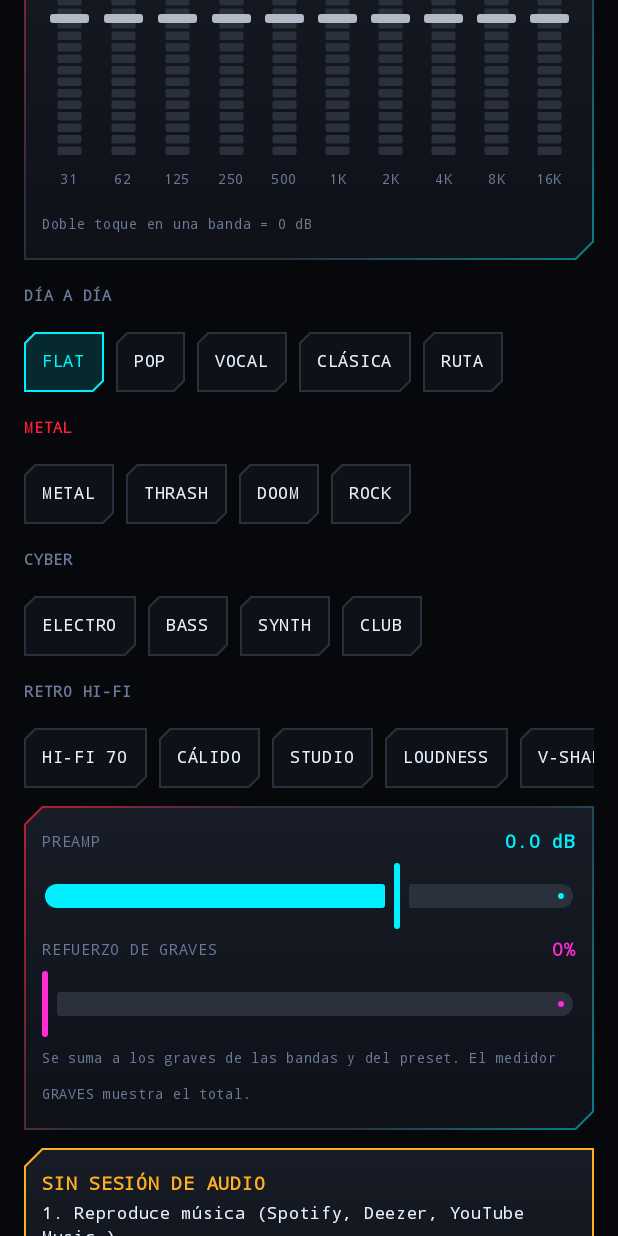
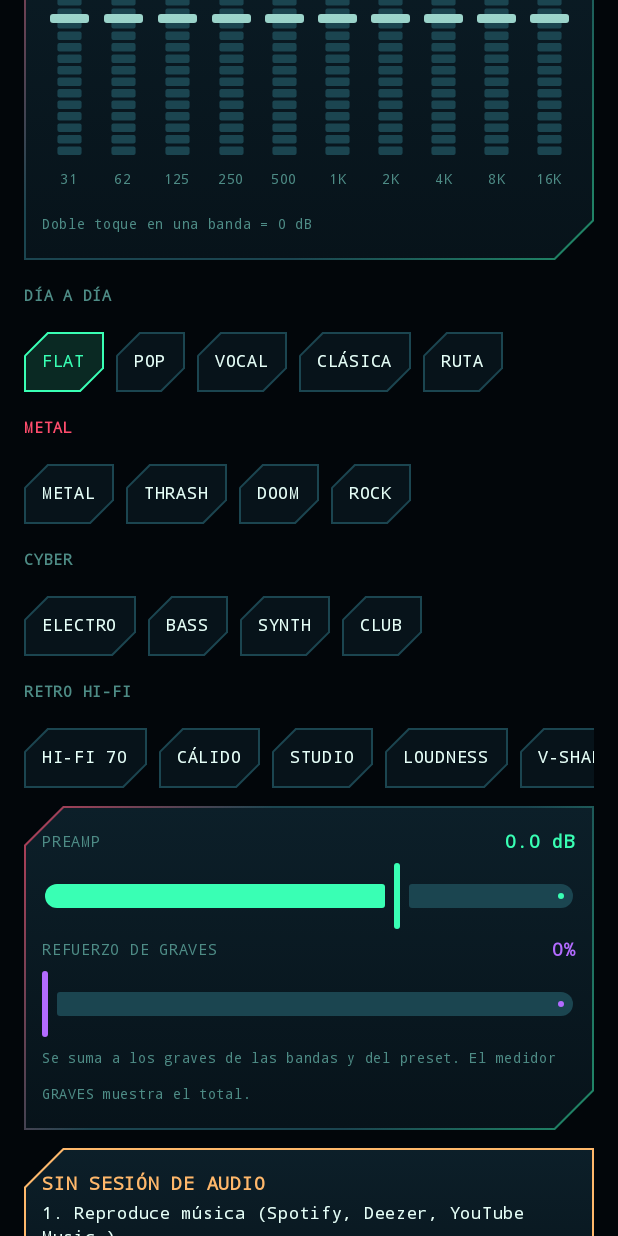
Before and after one commit to rodrigoavilesl-rgb/Nexuseq, an Android app built with Jetpack Compose: the screen it shows after launch (MainActivity), on a phone screen of 412 x 824 dp. Run offline under Robolectric (Android 15) with nearby library versions, the phone set to English and light mode, and no system bars.

Commit message:
NEXUS.EQ fusion: aspecto XENO alienígena por defecto
- Nuevo skin XENO (grupo ALIEN): fondo abisal, plasma verde y violeta,
  esquinas cortadas profundas. Es el aspecto por defecto para instalaciones
  nuevas y para configuraciones guardadas sin skin.
- Tests de skins actualizados (14 skins, grupo ALIEN, DEFAULT = XENO).

Co-Authored-By: Claude Haiku 5.5 <noreply@anthropic.com>
Claude-Session: https://claude.ai/code/session_01E7LDfYfGCfGJ4uVMXe9JtN

```diff
--- a/NexusEQ/app/src/main/java/cl/nexus/eq/EqModel.kt
+++ b/NexusEQ/app/src/main/java/cl/nexus/eq/EqModel.kt
@@ -258,7 +258,7 @@ data class AppState(
     val enabled: Boolean = true,
     val globalMode: Boolean = false,
     val testerMode: Boolean = false,   // MARAKES TESTER MODE: muestra diagnóstico y reporte
-    val skinId: String = "METAL",      // aspecto de la app (ver ui/Theme.kt)
+    val skinId: String = "XENO",       // aspecto de la app (ver ui/Theme.kt)
     val accent1: Int = 0,              // color de acento principal (ARGB); 0 = el de la skin
     val accent2: Int = 0,              // color de acento secundario (ARGB); 0 = el de la skin
     val corners: Int = 0,              // 0 = según skin, 1 = cortadas, 2 = redondeadas
@@ -322,7 +322,7 @@ object EqRepository {
                     enabled = o.optBoolean("enabled", true),
                     globalMode = o.optBoolean("globalMode", false),
                     testerMode = o.optBoolean("tester", false),
-                    skinId = o.optString("skin", "METAL"),
+                    skinId = o.optString("skin", "XENO"),
                     accent1 = o.optInt("accent1", 0),
                     accent2 = o.optInt("accent2", 0),
                     corners = o.optInt("corners", 0),
--- a/NexusEQ/app/src/main/java/cl/nexus/eq/ui/Theme.kt
+++ b/NexusEQ/app/src/main/java/cl/nexus/eq/ui/Theme.kt
@@ -124,6 +124,17 @@ object Skins {
         ok = Color(0xFF4CD964), warn = Color(0xFFFFCC00), cornerDp = 5, cut = true,
     )
 
+    // XENO: interfaz bioluminiscente de nave alienígena. Fondo abisal, acentos de plasma verde y violeta,
+    // esquinas cortadas profundas y tonos de "ámbar biológico" para alertas.
+    val XENO = Skin(
+        id = "XENO", name = "XENO", group = G_ALIEN,
+        bg = Color(0xFF02060A), panel = Color(0xFF07131A), panelHi = Color(0xFF0C1F29),
+        line = Color(0xFF1B4550), steel = Color(0xFF5FA8A0), chrome = Color(0xFFD7FFF4),
+        text = Color(0xFFE6FFF8), dim = Color(0xFF4E8C86),
+        accent1 = Color(0xFF39FFB4), accent2 = Color(0xFFB36BFF), hot = Color(0xFFFF4D6D),
+        ok = Color(0xFF7CFFCB), warn = Color(0xFFFFB86B), cornerDp = 26, cut = true,
+    )
+
     // ── ESTILO REPRODUCTOR: paletas y formas inspiradas en los reproductores más usados ──
     val LED = Skin(
         id = "LED", name = "CLÁSICO LED", group = G_PLAYER,
@@ -171,12 +182,15 @@ object Skins {
         ok = Color(0xFFA6FF00), warn = Color(0xFFFFD60A), cornerDp = 24, cut = false,
     )
 
-    val ALL = listOf(METAL, NEON, RETRO, ICE, XEL, COLMENA, ACERO, LED, STREAM, PULSO, AUDIOFILO, SPORT, WATCH)
+    val ALL = listOf(METAL, NEON, RETRO, ICE, XENO, XEL, COLMENA, ACERO, LED, STREAM, PULSO, AUDIOFILO, SPORT, WATCH)
+
+    /** Aspecto por defecto de la app (instalaciones nuevas). */
+    val DEFAULT = XENO
 
     /** Skins por grupo, en orden de aparición. */
     val GROUPS: Map<String, List<Skin>> get() = ALL.groupBy { it.group }
 
-    fun byId(id: String): Skin = ALL.firstOrNull { it.id == id } ?: METAL
+    fun byId(id: String): Skin = ALL.firstOrNull { it.id == id } ?: DEFAULT
 
     /** Skin base + los acentos y el estilo de esquinas que eligió el usuario (0 = valor de la skin). */
     fun resolve(id: String, accent1: Int, accent2: Int, corners: Int): Skin {
@@ -203,7 +217,7 @@ object Skins {
  * `Neon.Cyan`, etc. se actualiza solo cuando cambia la skin. Los nombres históricos se mantienen.
  */
 object Neon {
-    var skin: Skin by mutableStateOf(Skins.METAL)
+    var skin: Skin by mutableStateOf(Skins.DEFAULT)
 
     val Bg: Color get() = skin.bg
     val Panel: Color get() = skin.panel
```
Also changed, not shown: 1 other file.
